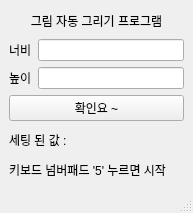
First picture: the form in main_form.ui, repository 100dlswjd/draw_helper_2, before the edit.
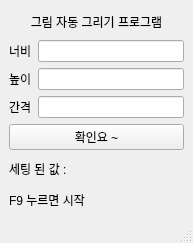
Second picture: the form after the edit.

Commit message: ui 변경

Diff of the .ui file:
```diff
--- a/main_form.ui
+++ b/main_form.ui
@@ -7,7 +7,7 @@
     <x>0</x>
     <y>0</y>
     <width>193</width>
-    <height>213</height>
+    <height>243</height>
    </rect>
   </property>
   <property name="windowTitle">
@@ -55,6 +55,20 @@
         </item>
        </layout>
       </item>
+      <item>
+       <layout class="QHBoxLayout" name="horizontalLayout_3">
+        <item>
+         <widget class="QLabel" name="label_range">
+          <property name="text">
+           <string>간격</string>
+          </property>
+         </widget>
+        </item>
+        <item>
+         <widget class="QLineEdit" name="lineEdit_range"/>
+        </item>
+       </layout>
+      </item>
       <item>
        <widget class="QPushButton" name="btn_ok">
         <property name="text">
@@ -72,7 +86,7 @@
       <item>
        <widget class="QLabel" name="label_info">
         <property name="text">
-         <string>키보드 넘버패드 '5' 누르면 시작</string>
+         <string>F9 누르면 시작</string>
         </property>
        </widget>
       </item>
```
The commit also changes 3 other files.
